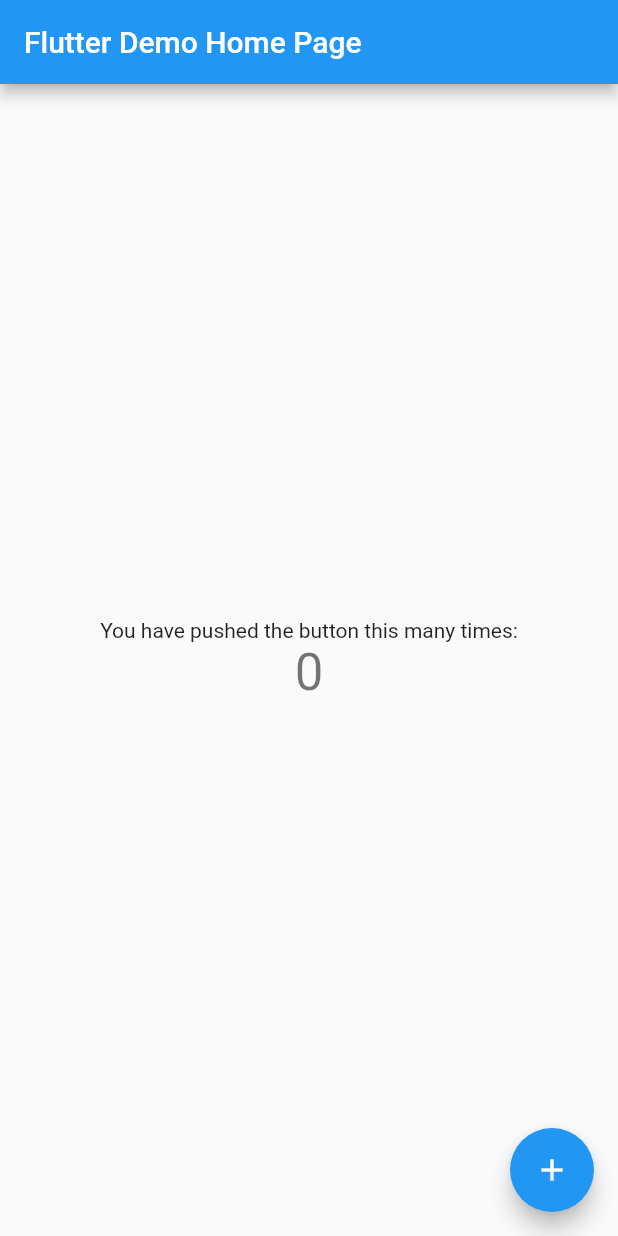
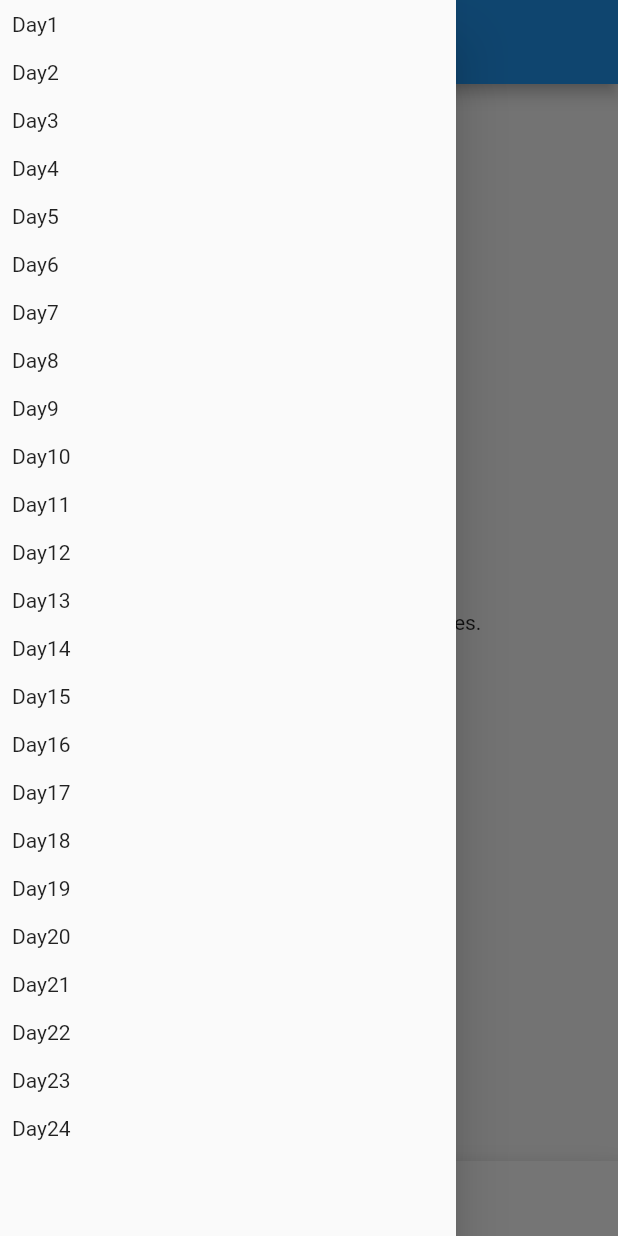
Before and after one commit to BlexDev/adventofcode2020, a Flutter app: the screen it shows after launch, with the side drawer open (before the commit the screen has no drawer), on a phone screen of 412 x 824 dp. Run offline on Flutter 3.47's test engine with Material 2 defaults, Android fonts, the phone set to English and light mode, and no system bars.

Commit message:
add drawer for navigation

```diff
--- a/flutter_app/lib/main.dart
+++ b/flutter_app/lib/main.dart
@@ -9,7 +9,7 @@ class MyApp extends StatelessWidget {
   @override
   Widget build(BuildContext context) {
     return MaterialApp(
-      title: 'Flutter Demo',
+      title: 'Advent of Code',
       theme: ThemeData(
         // This is the theme of your application.
         //
@@ -22,7 +22,7 @@ class MyApp extends StatelessWidget {
         // is not restarted.
         primarySwatch: Colors.blue,
       ),
-      home: MyHomePage(title: 'Flutter Demo Home Page'),
+      home: MyHomePage(title: 'My nice Flutter App'),
     );
   }
 }
@@ -69,45 +69,69 @@ class _MyHomePageState extends State<MyHomePage> {
     // than having to individually change instances of widgets.
     return Scaffold(
       appBar: AppBar(
-        // Here we take the value from the MyHomePage object that was created by
-        // the App.build method, and use it to set our appbar title.
-        title: Text(widget.title),
+        title: Text('Sample Code'),
       ),
-      body: Center(
-        // Center is a layout widget. It takes a single child and positions it
-        // in the middle of the parent.
-        child: Column(
-          // Column is also a layout widget. It takes a list of children and
-          // arranges them vertically. By default, it sizes itself to fit its
-          // children horizontally, and tries to be as tall as its parent.
-          //
-          // Invoke "debug painting" (press "p" in the console, choose the
-          // "Toggle Debug Paint" action from the Flutter Inspector in Android
-          // Studio, or the "Toggle Debug Paint" command in Visual Studio Code)
-          // to see the wireframe for each widget.
-          //
-          // Column has various properties to control how it sizes itself and
-          // how it positions its children. Here we use mainAxisAlignment to
-          // center the children vertically; the main axis here is the vertical
-          // axis because Columns are vertical (the cross axis would be
-          // horizontal).
-          mainAxisAlignment: MainAxisAlignment.center,
+      drawer: Drawer(
+        child: ListView(
+          padding: EdgeInsets.zero,
           children: <Widget>[
-            Text(
-              'You have pushed the button this many times:',
-            ),
-            Text(
-              '$_counter',
-              style: Theme.of(context).textTheme.headline4,
-            ),
+            new NavButton(navName: "Day1"),
+            new NavButton(navName: "Day2"),
+            new NavButton(navName: "Day3"),
+            new NavButton(navName: "Day4"),
+            new NavButton(navName: "Day5"),
+            new NavButton(navName: "Day6"),
+            new NavButton(navName: "Day7"),
+            new NavButton(navName: "Day8"),
+            new NavButton(navName: "Day9"),
+            new NavButton(navName: "Day10"),
+            new NavButton(navName: "Day11"),
+            new NavButton(navName: "Day12"),
+            new NavButton(navName: "Day13"),
+            new NavButton(navName: "Day14"),
+            new NavButton(navName: "Day15"),
+            new NavButton(navName: "Day16"),
+            new NavButton(navName: "Day17"),
+            new NavButton(navName: "Day18"),
+            new NavButton(navName: "Day19"),
+            new NavButton(navName: "Day20"),
+            new NavButton(navName: "Day21"),
+            new NavButton(navName: "Day22"),
+            new NavButton(navName: "Day23"),
+            new NavButton(navName: "Day24"),
           ],
         ),
       ),
+      body: Center(
+        child: Text('You have pressed the button $_counter times.'),
+      ),
+      bottomNavigationBar: BottomAppBar(
+        shape: const CircularNotchedRectangle(),
+        child: Container(
+          height: 50.0,
+        ),
+      ),
       floatingActionButton: FloatingActionButton(
-        onPressed: _incrementCounter,
-        tooltip: 'Increment',
-        child: Icon(Icons.add),
-      ), // This trailing comma makes auto-formatting nicer for build methods.
+          onPressed: () => setState(() {
+                _incrementCounter();
+              }),
+          tooltip: 'Run code!',
+          child: Icon(Icons.run_circle)),
+      floatingActionButtonLocation: FloatingActionButtonLocation.centerDocked,
     );
   }
 }
+
+class NavButton extends StatelessWidget {
+  final String navName;
+
+  NavButton({Key key, this.navName}) : super(key: key);
+
+  @override
+  Widget build(BuildContext context) {
+    return Padding(
+      padding: const EdgeInsets.all(8.0),
+      child: Text(this.navName),
+    );
+  }
+}
```
